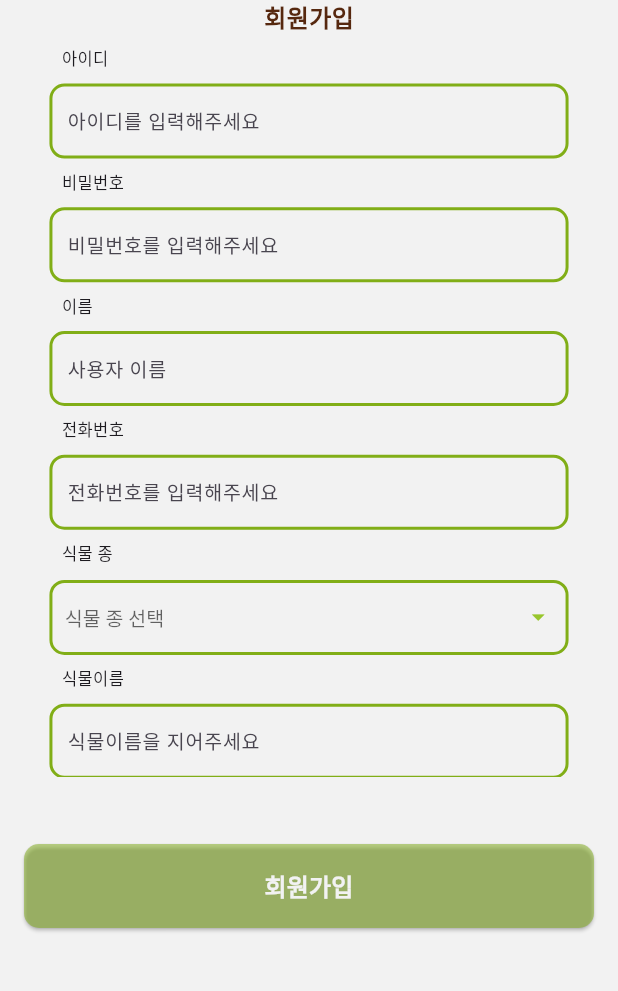
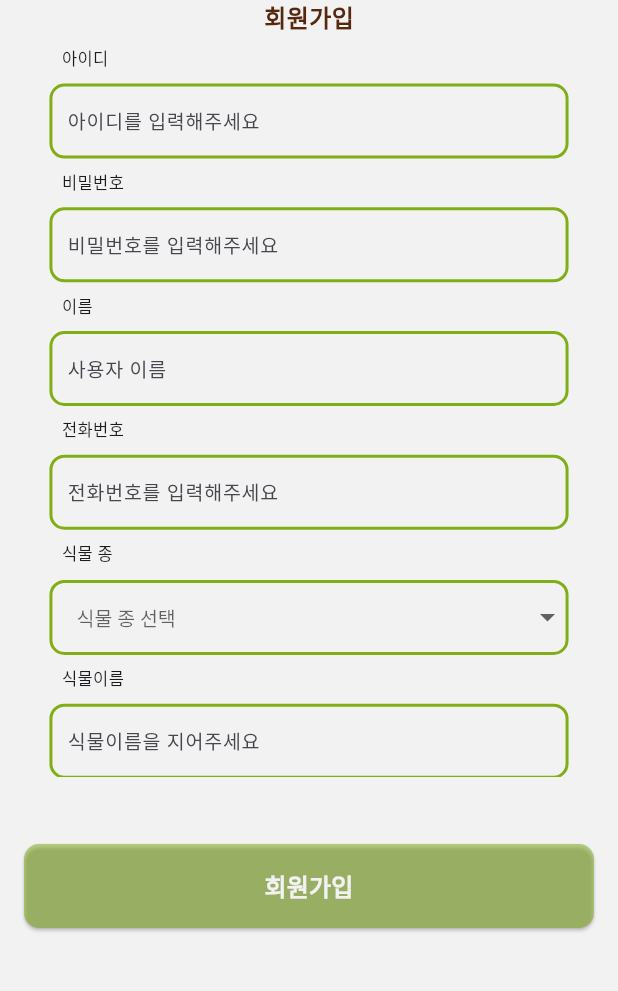
Before and after one commit to GrowingPetPlant/Front, a Flutter app: the screen it shows after launch, after a tap on "회원가입", on a phone screen of 412 x 824 dp, the part 200-1191 px from its top. Run offline on Flutter 3.47's test engine with Material 3 defaults, Android fonts, the phone set to English and light mode, and no system bars; drawn by our look-alikes of dropdown_button2.

```diff
--- a/lib/Sign_in.dart
+++ b/lib/Sign_in.dart
@@ -1,6 +1,7 @@
 import 'package:flutter/cupertino.dart';
 import 'package:flutter/material.dart';
 import 'package:flutter/widgets.dart';
+import 'package:dropdown_button2/dropdown_button2.dart';
 
 List<String> dropdownList = ['토마토', '바질', '수박'];
 String? selectedDropdown;
@@ -183,21 +184,8 @@ class Sign_in_view extends State<Sign_in> {
                           style: TextStyle(fontSize: 11),
                         ),
                       ),
-                      Container(
-                        alignment: Alignment.center,
-                        height: 50,
-                        decoration: BoxDecoration(
-                          color: Color(0xfff2f2f2),
-                          borderRadius: BorderRadius.circular(10),
-                          border: Border.all(
-                              color: const Color(0xFF81AE17), width: 2),
-                        ),
-                          child : Padding(
-                            padding : EdgeInsets.all(screenHeight*0.01),
-                            child : DropdownButton(
-                              style: TextStyle(fontSize: 13),
-                              iconSize : 20,
-                              iconEnabledColor: const Color(0xFF98C62C),
+                      DropdownButton2<String>(
+                        style: TextStyle(fontSize: 13, color: Color(0xFF515151)),
                         hint: const Text('식물 종 선택'),
                         isExpanded: true,
                         underline: Container(),
@@ -205,17 +193,32 @@ class Sign_in_view extends State<Sign_in> {
                         items: dropdownList.map((String item) {
                           return DropdownMenuItem<String>(
                             value: item,
-                                  child: Text(item, style: TextStyle(color : Color(0xFF515151), fontSize: 13),),
-                                );}).toList(),
-                              onChanged: (dynamic value) {
+                            child: Text(item),
+                          );
+                        }).toList(),
+                        onChanged: (String? value) {
                           setState(() {
                             selectedDropdown = value;
                           });},
+                          buttonStyleData: ButtonStyleData(
+                                height : 50,
+                                decoration: BoxDecoration(
+                                  color: Color(0xfff2f2f2),
+                                  borderRadius: BorderRadius.circular(10),
+                                  border: Border.all(color: Color(0xff81ae17),width : 2)
                                 ),
                             ),
+                            dropdownStyleData: DropdownStyleData(
+                              maxHeight: 200,
+                              decoration: BoxDecoration(
+                                borderRadius: BorderRadius.circular(10),
+                              )
+                            ),
+
                           ),
                           ],
                         ),
+
 
 
 
@@ -249,7 +252,7 @@ class Sign_in_view extends State<Sign_in> {
                       ),
                     ],
                   ),
-                ],
+]
               ),
 
             ),
--- a/pubspec.yaml
+++ b/pubspec.yaml
@@ -30,6 +30,7 @@ environment:
 dependencies:
   flutter:
     sdk: flutter
+  dropdown_button2: ^2.3.8
 
 
   # The following adds the Cupertino Icons font to your application.
```
Also changed, not shown: lib/Find_id.dart (+22 -1 lines), lib/Find_pw.dart (+22 -1 lines), pubspec.lock. Lines whose indentation alone changed are shown as unchanged.
